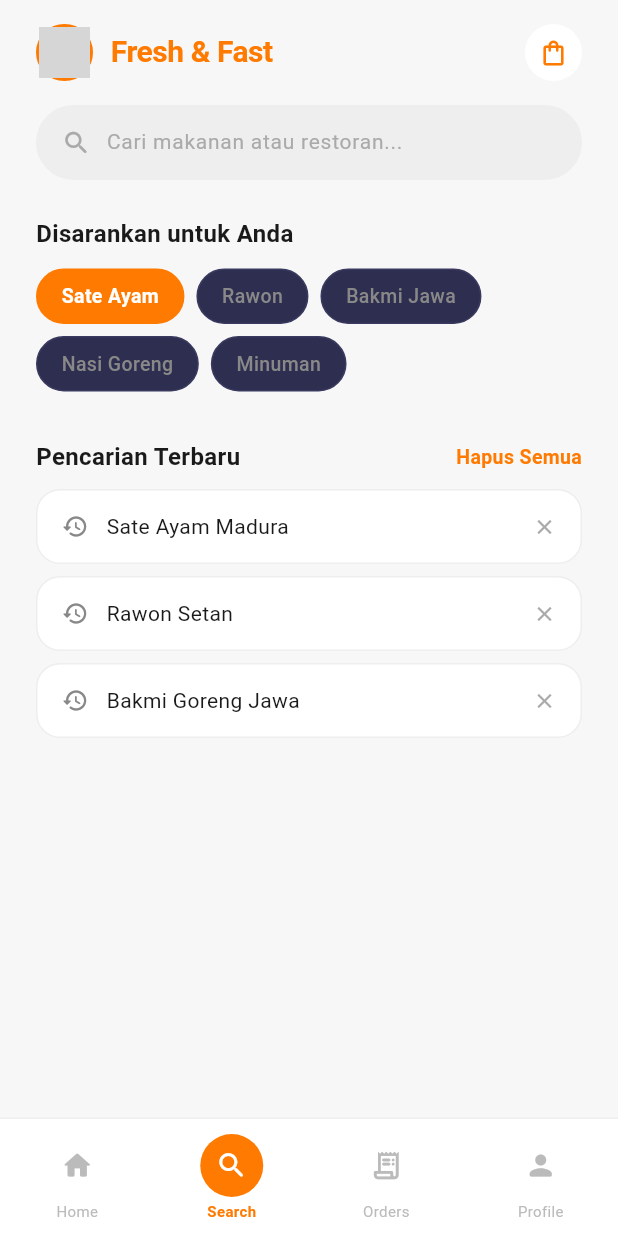
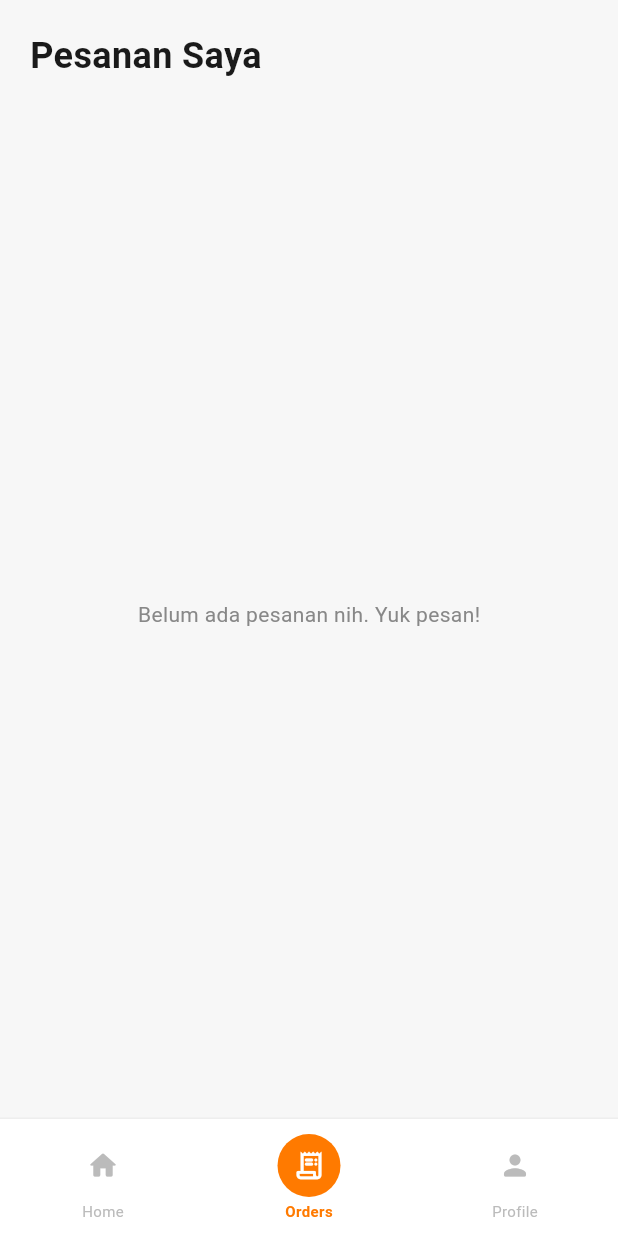
Before and after one commit to HieroD/simple_food_order, a Flutter app: the HomeScreen screen opened directly, item 2 of the bottom bar chosen, on a phone screen of 412 x 824 dp. Run offline on Flutter 3.47's test engine with Material 3 defaults, Android fonts, the phone set to English and light mode, and no system bars; Roboto replaces fonts that are missing (Poppins); grey boxes are pictures that could not be loaded.

Commit message:
add order screen

```diff
--- a/lib/models/app_data.dart
+++ b/lib/models/app_data.dart
@@ -34,9 +34,26 @@ class Restaurant {
   });
 }
 
+/// Model untuk pesanan yang ditambahkan ke keranjang
+class OrderItem {
+  final Restaurant restaurant;
+  final int quantity;
+  final double totalPrice;
+  final List<String> selectedToppings;
+
+  OrderItem({
+    required this.restaurant,
+    required this.quantity,
+    required this.totalPrice,
+    required this.selectedToppings,
+  });
+}
+
 /// Data dummy untuk development
 class AppData {
   AppData._();
+
+  static List<OrderItem> cartItems = [];
 
   static const List<FoodCategory> categories = [
     FoodCategory(id: '1', name: 'makanan',       emoji: '🍢', isSelected: true),
@@ -49,7 +66,7 @@ class AppData {
       name: 'Sate Ayam Pak Kumis',
       cuisine: 'Jawa • Sate Ayam',
       rating: 4.9,
-      deliveryTime: '15–25 min',
+      deliveryTime: '15-25 min',
       hasFreeDelivery: true,
       imagePath: 'assets/images/sate_ayam.png',
     ),
@@ -58,7 +75,7 @@ class AppData {
       name: 'Rawon Setan Surabaya',
       cuisine: 'Jawa Timur • Rawon',
       rating: 4.8,
-      deliveryTime: '20–30 min',
+      deliveryTime: '20-30 min',
       hasFreeDelivery: false,
       imagePath: 'assets/images/rawon.png',
     ),
@@ -67,7 +84,7 @@ class AppData {
       name: 'Bakmi Jawa Mbah Hadi',
       cuisine: 'Jawa • Bakmi Goreng',
       rating: 4.7,
-      deliveryTime: '20–35 min',
+      deliveryTime: '20-35 min',
       hasFreeDelivery: true,
       imagePath: 'assets/images/bakmi_jawa.png',
     ),
@@ -76,7 +93,7 @@ class AppData {
       name: 'Nasi Goreng Kambing Kebon Sirih',
       cuisine: 'Betawi • Nasi Goreng',
       rating: 4.6,
-      deliveryTime: '10–20 min',
+      deliveryTime: '10-20 min',
       hasFreeDelivery: false,
       imagePath: 'assets/images/nasi_goreng.png',
     ),
--- a/lib/screens/home_screen.dart
+++ b/lib/screens/home_screen.dart
@@ -2,8 +2,8 @@ import 'package:flutter/material.dart';
 import '../models/app_data.dart';
 import '../styles/styles.dart';
 import '../widgets/widgets.dart';
-import 'search_screen.dart';
 import 'food_detail_screen.dart';
+import 'order_screen.dart';
 
 /// Halaman utama Home – shell navigasi bottom tab
 class HomeScreen extends StatefulWidget {
@@ -16,12 +16,10 @@ class HomeScreen extends StatefulWidget {
 class _HomeScreenState extends State<HomeScreen> {
   int _navIndex = 0;
 
-  // Halaman per tab (index 1 = Search)
-  static const List<Widget> _pages = [
-    _HomePage(),
-    SearchScreen(),
-    _PlaceholderPage(icon: Icons.receipt_long_rounded, label: 'Orders'),
-    _PlaceholderPage(icon: Icons.person_rounded,       label: 'Profile'),
+  List<Widget> get _pages => [
+        const _HomePage(),
+        const OrdersScreen(),
+        const _PlaceholderPage(icon: Icons.person_rounded, label: 'Profile'),
       ];
 
   @override
@@ -30,8 +28,7 @@ class _HomeScreenState extends State<HomeScreen> {
     final bool isDark = false;
 
     return Scaffold(
-      backgroundColor:
-          AppColors.homeBackground,
+      backgroundColor: AppColors.homeBackground,
       body: IndexedStack(index: _navIndex, children: _pages),
       bottomNavigationBar: _BottomNav(
         currentIndex: _navIndex,
@@ -42,7 +39,7 @@ class _HomeScreenState extends State<HomeScreen> {
   }
 }
 
-// ── Bottom Nav Bar ───────────────────────────────────────────────────
+// Bottom Nav Bar
 class _BottomNav extends StatelessWidget {
   final int currentIndex;
   final bool isDark;
@@ -57,15 +54,17 @@ class _BottomNav extends StatelessWidget {
   @override
   Widget build(BuildContext context) {
     const items = [
-      {'icon': Icons.home_rounded,         'label': 'Home'},
-      {'icon': Icons.search_rounded,       'label': 'Search'},
+      {'icon': Icons.home_rounded, 'label': 'Home'},
       {'icon': Icons.receipt_long_rounded, 'label': 'Orders'},
-      {'icon': Icons.person_rounded,       'label': 'Profile'},
+      {'icon': Icons.person_rounded, 'label': 'Profile'},
     ];
 
-    final bgColor    = isDark ? AppColors.searchNavDark    : AppColors.navBarBackground;
-    final borderColor = isDark ? AppColors.searchNavDarkBorder : AppColors.divider;
-    final inactiveColor = isDark ? AppColors.searchScreenMuted : AppColors.navBarInactive;
+    final bgColor =
+        isDark ? AppColors.searchNavDark : AppColors.navBarBackground;
+    final borderColor =
+        isDark ? AppColors.searchNavDarkBorder : AppColors.divider;
+    final inactiveColor =
+        isDark ? AppColors.searchScreenMuted : AppColors.navBarInactive;
 
     return Container(
       decoration: BoxDecoration(
@@ -114,7 +113,7 @@ class _BottomNav extends StatelessWidget {
   }
 }
 
-// ── Halaman Home (konten) ────────────────────────────────────────────
+// ── Halaman Home (konten)
 class _HomePage extends StatefulWidget {
   const _HomePage();
 
@@ -160,13 +159,15 @@ class _HomePageState extends State<_HomePage> {
         slivers: [
           SliverToBoxAdapter(child: _buildHeader()),
           SliverToBoxAdapter(child: _buildSearchBar()),
-          SliverToBoxAdapter(child: _buildSectionHeader(
+          SliverToBoxAdapter(
+              child: _buildSectionHeader(
             title: 'Kategori',
             actionLabel: 'Lihat Semua',
             onAction: () {},
           )),
           SliverToBoxAdapter(child: _buildCategoryRow()),
-          SliverToBoxAdapter(child: _buildSectionHeader(
+          SliverToBoxAdapter(
+              child: _buildSectionHeader(
             title: 'Restoran Populer',
             actionLabel: 'Lihat Peta',
             onAction: () {},
@@ -322,7 +323,7 @@ class _HomePageState extends State<_HomePage> {
   }
 }
 
-// ── Placeholder tab (Orders / Profile) ──────────────────────────────
+// ── Placeholder tab
 class _PlaceholderPage extends StatelessWidget {
   final IconData icon;
   final String label;
--- /dev/null
+++ b/lib/screens/order_screen.dart
@@ -0,0 +1,149 @@
+import 'package:flutter/material.dart';
+import '../models/app_data.dart';
+import '../styles/styles.dart'; // Sesuaikan dengan import Anda
+
+class OrdersScreen extends StatefulWidget {
+  const OrdersScreen({super.key});
+
+  @override
+  State<OrdersScreen> createState() => _OrdersScreenState();
+}
+
+class _OrdersScreenState extends State<OrdersScreen> {
+  String _formatRupiah(double value) {
+    final str = value.toStringAsFixed(0);
+    final buffer = StringBuffer();
+    for (int i = 0; i < str.length; i++) {
+      if (i > 0 && (str.length - i) % 3 == 0) buffer.write('.');
+      buffer.write(str[i]);
+    }
+    return 'Rp ${buffer.toString()}';
+  }
+
+  @override
+  Widget build(BuildContext context) {
+    final orders = AppData.cartItems;
+
+    return SafeArea(
+      child: Column(
+        crossAxisAlignment: CrossAxisAlignment.start,
+        children: [
+          const Padding(
+            padding: EdgeInsets.all(20.0),
+            child: Text(
+              'Pesanan Saya',
+              style: TextStyle(
+                fontFamily: 'Poppins',
+                fontSize: 24,
+                fontWeight: FontWeight.w700,
+                color: AppColors.homeTextPrimary, // Sesuaikan warna
+              ),
+            ),
+          ),
+          Expanded(
+            child: orders.isEmpty
+                ? const Center(
+                    child: Text(
+                      'Belum ada pesanan nih. Yuk pesan!',
+                      style: TextStyle(
+                        fontFamily: 'Poppins',
+                        color: AppColors.homeTextSecondary,
+                      ),
+                    ),
+                  )
+                : ListView.separated(
+                    padding: const EdgeInsets.symmetric(horizontal: 20),
+                    itemCount: orders.length,
+                    separatorBuilder: (context, index) => const Divider(),
+                    itemBuilder: (context, index) {
+                      final order = orders[index];
+                      return Padding(
+                        padding: const EdgeInsets.symmetric(vertical: 10),
+                        child: Row(
+                          crossAxisAlignment: CrossAxisAlignment.start,
+                          children: [
+                            // Gambar Makanan
+                            ClipRRect(
+                              borderRadius: BorderRadius.circular(12),
+                              child: Image.asset(
+                                order.restaurant.imagePath,
+                                width: 70,
+                                height: 70,
+                                fit: BoxFit.cover,
+                                errorBuilder: (_, __, ___) => Container(
+                                  width: 70,
+                                  height: 70,
+                                  color: Colors.grey[300],
+                                  child: const Icon(Icons.fastfood),
+                                ),
+                              ),
+                            ),
+                            const SizedBox(width: 15),
+                            // Detail Pesanan
+                            Expanded(
+                              child: Column(
+                                crossAxisAlignment: CrossAxisAlignment.start,
+                                children: [
+                                  Text(
+                                    order.restaurant.name,
+                                    style: const TextStyle(
+                                      fontFamily: 'Poppins',
+                                      fontSize: 16,
+                                      fontWeight: FontWeight.w600,
+                                    ),
+                                  ),
+                                  const SizedBox(height: 4),
+                                  if (order.selectedToppings.isNotEmpty)
+                                    Text(
+                                      'Tambahan: ${order.selectedToppings.join(', ')}',
+                                      style: const TextStyle(
+                                        fontFamily: 'Poppins',
+                                        fontSize: 12,
+                                        color: Colors.grey,
+                                      ),
+                                    ),
+                                  const SizedBox(height: 8),
+                                  Row(
+                                    mainAxisAlignment:
+                                        MainAxisAlignment.spaceBetween,
+                                    children: [
+                                      Text(
+                                        '${order.quantity}x',
+                                        style: const TextStyle(
+                                          fontWeight: FontWeight.bold,
+                                        ),
+                                      ),
+                                      Text(
+                                        _formatRupiah(order.totalPrice),
+                                        style: const TextStyle(
+                                          fontFamily: 'Poppins',
+                                          fontWeight: FontWeight.bold,
+                                          color: AppColors.homeAccent, // Sesuaikan warna
+                                        ),
+                                      ),
+                                      IconButton(
+                                        icon: const Icon(
+                                          Icons.delete_outline,
+                                          color: Colors.red,
+                                        ),
+                                        onPressed: () {
+                                          setState(() {
+                                            AppData.cartItems.removeAt(index);
+                                          });
+                                        })
+                                    ],
+                                  ),
+                                ],
+                              ),
+                            ),
+                          ],
+                        ),
+                      );
+                    },
+                  ),
+          ),
+        ],
+      ),
+    );
+  }
+}
--- a/lib/screens/search_screen.dart
+++ /dev/null
@@ -1,364 +0,0 @@
-import 'package:flutter/material.dart';
-import '../styles/styles.dart';
-
-/// Model lokal untuk satu item pencarian terbaru
-class _RecentItem {
-  final String query;
-  _RecentItem(this.query);
-}
-
-/// Halaman Search – dark theme
-class SearchScreen extends StatefulWidget {
-  const SearchScreen({super.key});
-
-  @override
-  State<SearchScreen> createState() => _SearchScreenState();
-}
-
-class _SearchScreenState extends State<SearchScreen> {
-  final TextEditingController _controller = TextEditingController();
-  int _activeTagIndex = 0;
-
-  final List<String> _suggestedTags = [
-    'Sate Ayam',
-    'Rawon',
-    'Bakmi Jawa',
-    'Nasi Goreng',
-    'Minuman',
-  ];
-
-  final List<_RecentItem> _recentSearches = [
-    _RecentItem('Sate Ayam Madura'),
-    _RecentItem('Rawon Setan'),
-    _RecentItem('Bakmi Goreng Jawa'),
-  ];
-
-
-  @override
-  void dispose() {
-    _controller.dispose();
-    super.dispose();
-  }
-
-  void _removeRecent(int index) {
-    setState(() => _recentSearches.removeAt(index));
-  }
-
-  void _clearAll() {
-    setState(() => _recentSearches.clear());
-  }
-
-  @override
-  Widget build(BuildContext context) {
-    return Scaffold(
-      backgroundColor: AppColors.homeBackground,
-      body: SafeArea(
-        child: Column(
-          children: [
-            _buildHeader(),
-            Expanded(
-              child: ListView(
-                physics: const BouncingScrollPhysics(),
-                padding: const EdgeInsets.symmetric(
-                  horizontal: AppDimensions.paddingL,
-                ),
-                children: [
-                  const SizedBox(height: AppDimensions.paddingM),
-                  _buildSearchInput(),
-                  const SizedBox(height: AppDimensions.paddingL),
-                  _buildSuggestedTags(),
-                  const SizedBox(height: AppDimensions.paddingXL),
-                  if (_recentSearches.isNotEmpty) ...[
-                    _buildRecentSearches(),
-                    const SizedBox(height: AppDimensions.paddingXL),
-                  ],
-                ],
-              ),
-            ),
-          ],
-        ),
-      ),
-    );
-  }
-
-  // ── Sub-widgets ─────────────────────────────────────────────────
-
-  Widget _buildHeader() {
-    return Padding(
-      padding: const EdgeInsets.fromLTRB(
-        AppDimensions.paddingL,
-        AppDimensions.paddingM,
-        AppDimensions.paddingL,
-        0,
-      ),
-      child: Row(
-        children: [
-          // Avatar
-          Container(
-            width: 38,
-            height: 38,
-            decoration: BoxDecoration(
-              shape: BoxShape.circle,
-              border: Border.all(color: AppColors.homeAccent, width: 2),
-              color: AppColors.homeSurface,
-            ),
-            child: ClipOval(
-              child: Image.asset(
-                'assets/images/avatar.jpg',
-                fit: BoxFit.cover,
-                errorBuilder: (_, __, ___) => const Icon(
-                  Icons.person,
-                  color: AppColors.homeAccent,
-                  size: 20,
-                ),
-              ),
-            ),
-          ),
-          const SizedBox(width: 12),
-
-          // Brand name
-          Text('Fresh & Fast', style: AppTextStyles.searchScreenTitle),
-
-          const Spacer(),
-
-          // Keranjang
-          Container(
-            width: 38,
-            height: 38,
-            decoration: BoxDecoration(
-              color: AppColors.homeSurface,
-              shape: BoxShape.circle,
-            ),
-            child: const Icon(
-              Icons.shopping_bag_outlined,
-              color: AppColors.homeAccent,
-              size: 20,
-            ),
-          ),
-        ],
-      ),
-    );
-  }
-
-  Widget _buildSearchInput() {
-    return Container(
-      height: 50,
-      padding: const EdgeInsets.symmetric(horizontal: 16),
-      decoration: BoxDecoration(
-        color: AppColors.searchBackground,
-        borderRadius: BorderRadius.circular(AppDimensions.radiusFull),
-        border: Border.all(color: AppColors.divider, width: 1),
-      ),
-      child: Row(
-        children: [
-          const Icon(Icons.search_rounded,
-              color: AppColors.homeTextMuted, size: 20),
-          const SizedBox(width: 10),
-          Expanded(
-            child: TextField(
-              controller: _controller,
-              style: AppTextStyles.searchScreenInputText.copyWith(color: AppColors.homeTextPrimary),
-              cursorColor: AppColors.homeAccent,
-              decoration: InputDecoration(
-                hintText: 'Cari makanan atau restoran...',
-                hintStyle: AppTextStyles.searchScreenInputHint,
-                border: InputBorder.none,
-                isDense: true,
-                contentPadding: EdgeInsets.zero,
-              ),
-            ),
-          ),
-          if (_controller.text.isNotEmpty)
-            GestureDetector(
-              onTap: () => setState(() => _controller.clear()),
-              child: const Icon(Icons.close,
-                  color: AppColors.homeTextMuted, size: 18),
-            ),
-        ],
-      ),
-    );
-  }
-
-  Widget _buildSuggestedTags() {
-    return Column(
-      crossAxisAlignment: CrossAxisAlignment.start,
-      children: [
-        Text('Disarankan untuk Anda',
-            style: AppTextStyles.searchScreenSection),
-        const SizedBox(height: 12),
-        Wrap(
-          spacing: 8,
-          runSpacing: 8,
-          children: List.generate(_suggestedTags.length, (i) {
-            final active = i == _activeTagIndex;
-            return GestureDetector(
-              onTap: () => setState(() => _activeTagIndex = i),
-              child: AnimatedContainer(
-                duration: const Duration(milliseconds: 180),
-                padding: const EdgeInsets.symmetric(
-                    horizontal: 16, vertical: 8),
-                decoration: BoxDecoration(
-                  color: active
-                      ? AppColors.searchTagActive
-                      : AppColors.searchTagInactive,
-                  borderRadius:
-                      BorderRadius.circular(AppDimensions.radiusFull),
-                  border: Border.all(
-                    color: active
-                        ? AppColors.searchTagActive
-                        : AppColors.searchScreenBorder,
-                    width: 1,
-                  ),
-                ),
-                child: Text(
-                  _suggestedTags[i],
-                  style: active
-                      ? AppTextStyles.searchTagActive
-                      : AppTextStyles.searchTagInactive,
-                ),
-              ),
-            );
-          }),
-        ),
-      ],
-    );
-  }
-
-  Widget _buildRecentSearches() {
-    return Column(
-      crossAxisAlignment: CrossAxisAlignment.start,
-      children: [
-        Row(
-          mainAxisAlignment: MainAxisAlignment.spaceBetween,
-          children: [
-            Text('Pencarian Terbaru',
-                style: AppTextStyles.searchScreenSection),
-            GestureDetector(
-              onTap: _clearAll,
-              child: Text('Hapus Semua', style: AppTextStyles.clearAll),
-            ),
-          ],
-        ),
-        const SizedBox(height: 10),
-        ...List.generate(_recentSearches.length, (i) {
-          return Container(
-            margin: const EdgeInsets.only(bottom: 8),
-            padding: const EdgeInsets.symmetric(
-                horizontal: 16, vertical: 14),
-            decoration: BoxDecoration(
-              color: AppColors.homeSurface,
-              borderRadius:
-                  BorderRadius.circular(AppDimensions.radiusM),
-              border: Border.all(
-                  color: AppColors.divider, width: 1),
-            ),
-            child: Row(
-              children: [
-                const Icon(Icons.history_rounded,
-                    color: AppColors.homeTextSecondary, size: 18),
-                const SizedBox(width: 12),
-                Expanded(
-                  child: Text(_recentSearches[i].query,
-                      style: AppTextStyles.recentSearchText),
-                ),
-                GestureDetector(
-                  onTap: () => _removeRecent(i),
-                  child: const Icon(Icons.close,
-                      color: AppColors.homeTextMuted, size: 16),
-                ),
-              ],
-            ),
-          );
-        }),
-      ],
-    );
-  }
-
-  Widget _buildBigBannerCard(Map<String, String> data) {
-    return ClipRRect(
-      borderRadius: BorderRadius.circular(AppDimensions.radiusL),
-      child: SizedBox(
-        height: 150,
-        child: Stack(
-          fit: StackFit.expand,
-          children: [
-            // Gambar latar
-            Image.asset(
-              data['image']!,
-              fit: BoxFit.cover,
-              errorBuilder: (_, __, ___) => Container(
-                color: AppColors.homeSurface,
-                child: const Icon(Icons.restaurant,
-                    color: AppColors.homeAccent, size: 48),
-              ),
-            ),
-            // Gradasi overlay
-            Container(
-              decoration: const BoxDecoration(
-                gradient: LinearGradient(
-                  begin: Alignment.centerRight,
-                  end: Alignment.centerLeft,
-                  colors: [Colors.transparent, Color(0xCC000000)],
-                ),
-              ),
-            ),
-            // Teks
-            Positioned(
-              bottom: 16,
-              left: 16,
-              child: Column(
-                crossAxisAlignment: CrossAxisAlignment.start,
-                children: [
-                  Text(data['label']!,
-                      style: AppTextStyles.bannerTitle),
-                  if (data['sublabel']!.isNotEmpty)
-                    Text(data['sublabel']!,
-                        style: AppTextStyles.bannerSubtitle),
-                ],
-              ),
-            ),
-          ],
-        ),
-      ),
-    );
-  }
-
-  Widget _buildSmallCard(Map<String, String> data) {
-    return ClipRRect(
-      borderRadius: BorderRadius.circular(AppDimensions.radiusL),
-      child: SizedBox(
-        height: 100,
-        child: Stack(
-          fit: StackFit.expand,
-          children: [
-            Image.asset(
-              data['image']!,
-              fit: BoxFit.cover,
-              errorBuilder: (_, __, ___) => Container(
-                color: AppColors.homeSurface,
-                child: const Icon(Icons.restaurant,
-                    color: AppColors.homeAccent, size: 32),
-              ),
-            ),
-            // Dark overlay
-            Container(
-              decoration: const BoxDecoration(
-                gradient: LinearGradient(
-                  begin: Alignment.topCenter,
-                  end: Alignment.bottomCenter,
-                  colors: [Colors.transparent, Color(0xBB000000)],
-                ),
-              ),
-            ),
-            Positioned(
-              bottom: 10,
-              left: 10,
-              child: Text(data['label']!,
-                  style: AppTextStyles.popularCategoryLabel),
-            ),
-          ],
-        ),
-      ),
-    );
-  }
-}
```
Also changed, not shown: lib/screens/food_detail_screen.dart (+27 -4 lines). Lines whose indentation alone changed are shown as unchanged.
